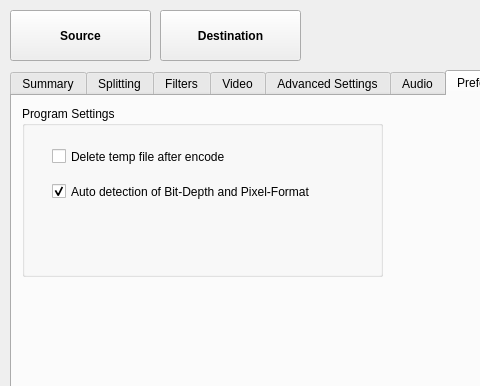
Before: the Qt Designer form NotEnoughAV1Encodes-Qt/interface/form.ui in Alkl58/NotEnoughAV1Encodes-Qt, drawn with Qt 5; both pictures show x 0 to 480 and y 0 to 386 of the 842 by 568 pixel window.
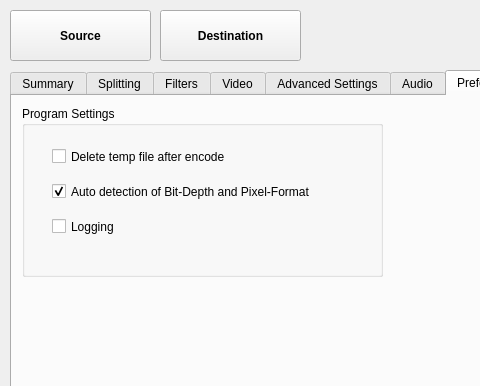
After: the same form once the commit is applied. The open tabs and pages were chosen to show the change. Icons and pictures are not drawn.

The edit to the form file:
```diff
--- a/NotEnoughAV1Encodes-Qt/interface/form.ui
+++ b/NotEnoughAV1Encodes-Qt/interface/form.ui
@@ -4187,6 +4187,19 @@
        <bool>false</bool>
       </property>
      </widget>
+     <widget class="QCheckBox" name="checkBoxLogging">
+      <property name="geometry">
+       <rect>
+        <x>30</x>
+        <y>100</y>
+        <width>301</width>
+        <height>41</height>
+       </rect>
+      </property>
+      <property name="text">
+       <string>Logging</string>
+      </property>
+     </widget>
     </widget>
     <widget class="QGroupBox" name="groupBox_11">
      <property name="geometry">
```
